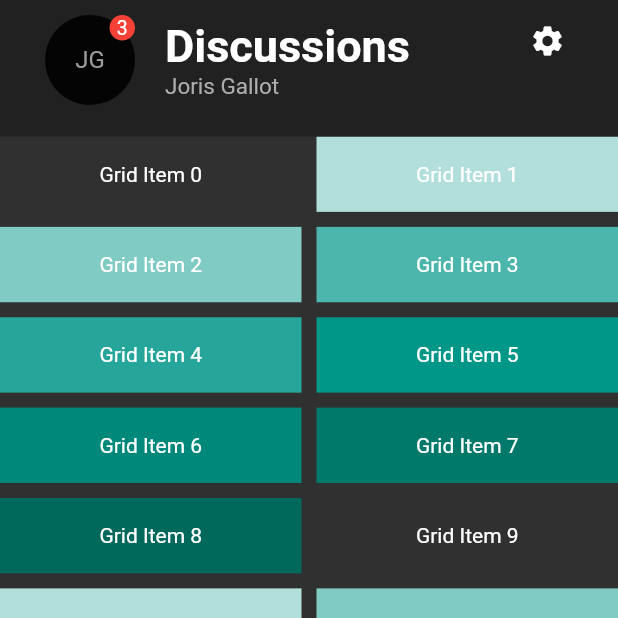
After one commit to joris-gallot/messenger_clone-flutter, a Flutter app: the screen it shows after launch, on a phone screen of 412 x 824 dp, the top half of it. The commit adds this screen. Run offline on Flutter 3.47's test engine with Material 2 defaults, Android fonts, the phone set to English and light mode, and no system bars.

Commit message:
extract chats list view + add settins button in appbar

```diff
--- /dev/null
+++ b/lib/views/chats.dart
@@ -0,0 +1,138 @@
+import 'package:flutter/material.dart';
+import '../constants.dart';
+
+class ChatsView extends StatefulWidget {
+  ChatsView() : super();
+
+  @override
+  _ChatsViewState createState() => _ChatsViewState();
+}
+
+class _ChatsViewState extends State<ChatsView> {
+  @override
+  Widget build(BuildContext context) {
+    return Scaffold(
+        body: CustomScrollView(slivers: <Widget>[
+      SliverAppBar(
+          bottom: PreferredSize(
+            preferredSize: Size.fromHeight(35.0),
+            child: Text(''),
+          ),
+          floating: true,
+          // expandedHeight: 250.0,s
+          flexibleSpace: SafeArea(
+            child: Padding(
+              padding: EdgeInsets.fromLTRB(30, 10, 30, 10),
+              child: Column(
+                children: [
+                  Stack(
+                    children: [
+                      Positioned(
+                        right: 0,
+                        top: 0,
+                        child: InkWell(
+                          customBorder: CircleBorder(),
+                          onTap: () {
+                            setState(() {
+                              print('open settings');
+                            });
+                          },
+                          child: Padding(
+                            padding: EdgeInsets.all(5),
+                            child: Center(
+                              child: Icon(
+                                Icons.settings,
+                                color: Colors.white,
+                              ),
+                            ),
+                          ),
+                        )
+                      ),
+                      Row(
+                        children: [
+                          Stack(
+                            children: [
+                              CircleAvatar(
+                                radius: 30,
+                                backgroundColor: Colors.black87,
+                                child: Text('JG'),
+                              ),
+                              Positioned(
+                                right: 0,
+                                top: 0,
+                                child: Container(
+                                  width: 17,
+                                  height: 17,
+                                  child: Center(
+                                      child: Text(
+                                    '3',
+                                    style:
+                                        TextStyle(fontSize: NOTIFICATION_SIZE),
+                                  )),
+                                  decoration: BoxDecoration(
+                                      shape: BoxShape.circle,
+                                      color: Colors.red),
+                                ),
+                              )
+                            ],
+                          ),
+                          SizedBox(
+                            width: 20,
+                          ),
+                          Column(
+                            crossAxisAlignment: CrossAxisAlignment.start,
+                            children: [
+                              Text('Discussions',
+                                  style: TextStyle(
+                                    fontWeight: FontWeight.bold,
+                                    fontSize: TITLE_SIZE,
+                                  )),
+                              Text(
+                                'Joris Gallot',
+                                style: TextStyle(
+                                    fontSize: SUB_TITLE_SIZE,
+                                    color: Color.fromRGBO(172, 172, 172, 100)),
+                              )
+                            ],
+                          )
+                        ],
+                      ),
+                    ],
+                  )
+                ],
+              ),
+            ),
+          )),
+      SliverGrid(
+        gridDelegate: SliverGridDelegateWithMaxCrossAxisExtent(
+          maxCrossAxisExtent: 200.0,
+          mainAxisSpacing: 10.0,
+          crossAxisSpacing: 10.0,
+          childAspectRatio: 4.0,
+        ),
+        delegate: SliverChildBuilderDelegate(
+          (BuildContext context, int index) {
+            return Container(
+              alignment: Alignment.center,
+              color: Colors.teal[100 * (index % 9)],
+              child: Text('Grid Item $index'),
+            );
+          },
+          childCount: 20,
+        ),
+      ),
+      SliverFixedExtentList(
+        itemExtent: 50.0,
+        delegate: SliverChildBuilderDelegate(
+          (BuildContext context, int index) {
+            return Container(
+              alignment: Alignment.center,
+              color: Colors.lightBlue[100 * (index % 9)],
+              child: Text('List Item $index'),
+            );
+          },
+        ),
+      ),
+    ]));
+  }
+}
```
Also changed, not shown: lib/main.dart (+5 -115 lines), 1 other file.
